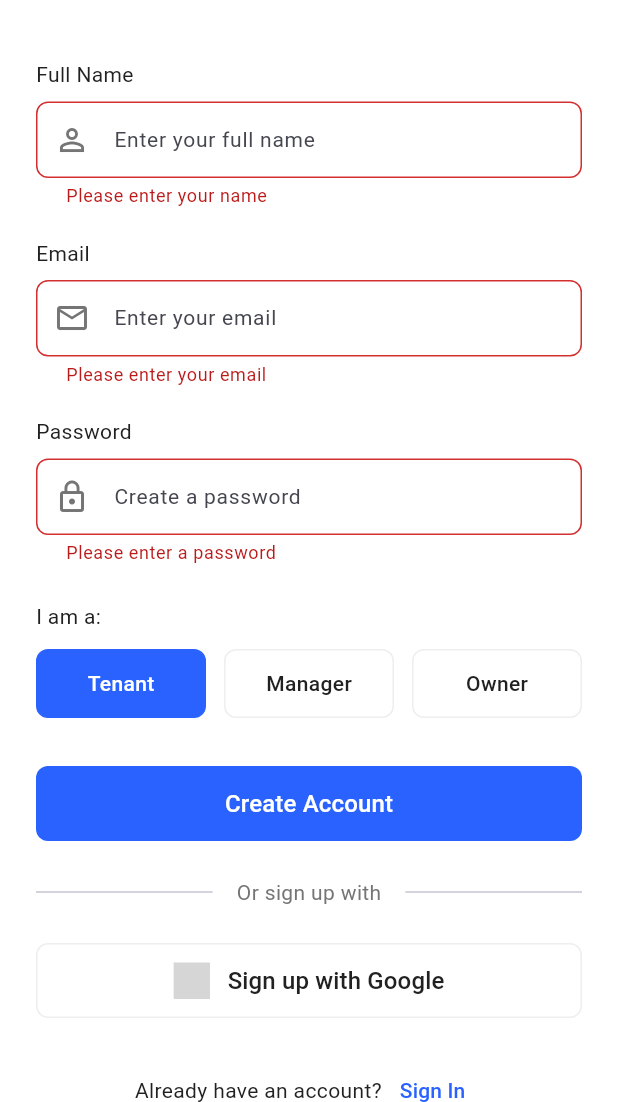
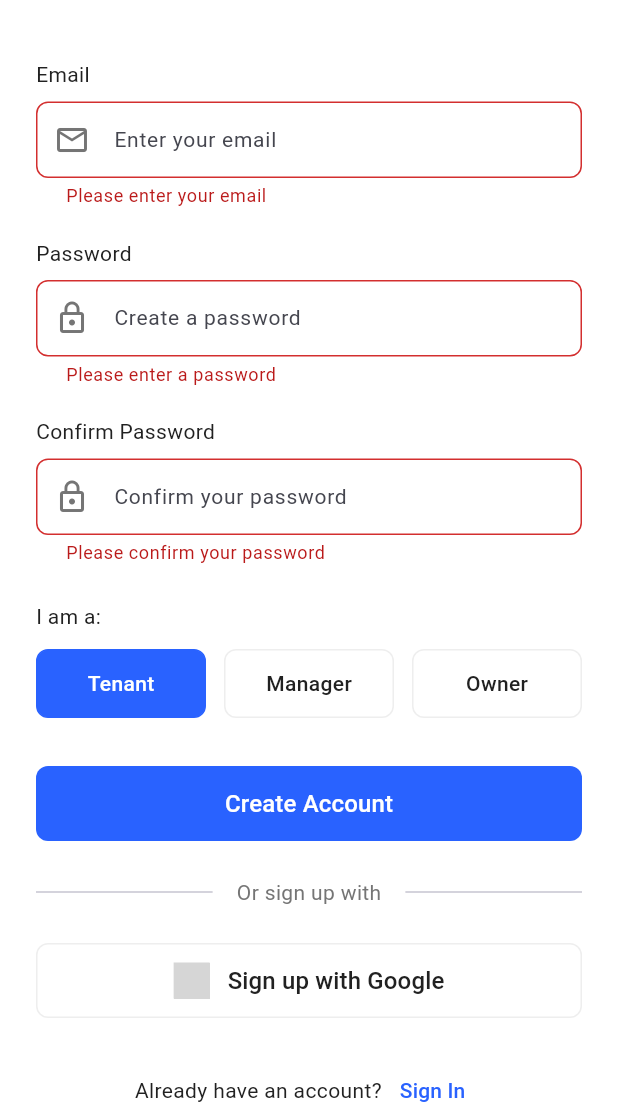
Before and after one commit to Firaolgosa/propertiesAppilication, a Flutter app: the SignupScreen screen opened by its route, scrolled down 37 dp, after a tap on "Create Account", on a phone screen of 412 x 824 dp, the part 134-1236 px from its top. Run offline on Flutter 3.47's test engine with Material 3 defaults, Android fonts, the phone set to English and light mode, and no system bars; our stand-ins replace cloud_firestore, firebase_auth, firebase_core, flutter_svg, google_sign_in; accounts and stored records are empty; grey boxes are pictures that could not be loaded.

Commit message:
Refactor SignupScreen to implement role-based navigation and enhance user experience by adding a confirm password field. Update signup and Google sign-in methods to handle user type and provide feedback for password mismatches.

```diff
--- a/lib/features/auth/presentation/view/signup_screen.dart
+++ b/lib/features/auth/presentation/view/signup_screen.dart
@@ -5,6 +5,9 @@ import 'package:properties/core/utils/styles.dart';
 import 'package:properties/features/auth/data/services/auth_service.dart';
 import 'package:properties/features/auth/presentation/widgets/custom_button.dart';
 import 'package:properties/features/auth/presentation/widgets/custom_text_field.dart';
+import 'package:properties/features/home/presentation/view/tenant_home.dart';
+import 'package:properties/features/home/presentation/view/owner_home.dart';
+import 'package:properties/features/home/presentation/view/manager_tenant.dart';
 
 class SignupScreen extends StatefulWidget {
   const SignupScreen({Key? key}) : super(key: key);
@@ -15,9 +18,9 @@ class SignupScreen extends StatefulWidget {
 
 class _SignupScreenState extends State<SignupScreen> {
   final _formKey = GlobalKey<FormState>();
-  final _nameController = TextEditingController();
   final _emailController = TextEditingController();
   final _passwordController = TextEditingController();
+  final _confirmPasswordController = TextEditingController();
   final _authService = AuthService();
   String _selectedUserType = 'Tenant';
   bool _isLoading = false;
@@ -25,37 +28,64 @@ class _SignupScreenState extends State<SignupScreen> {
 
   @override
   void dispose() {
-    _nameController.dispose();
     _emailController.dispose();
     _passwordController.dispose();
+    _confirmPasswordController.dispose();
     super.dispose();
+  }
+
+  void _navigateBasedOnRole(String? userType) {
+    if (!mounted) return;
+
+    Widget homeScreen;
+    switch (userType) {
+      case 'Tenant':
+        homeScreen = const TenantHomeScreen();
+        break;
+      case 'Owner':
+        homeScreen = const OwnerHomeScreen();
+        break;
+      case 'Manager':
+        homeScreen = const ManagerTenantScreen();
+        break;
+      default:
+        // Handle unknown user type
+        ScaffoldMessenger.of(context).showSnackBar(
+          const SnackBar(content: Text('Invalid user type')),
+        );
+        return;
+    }
+
+    Navigator.pushReplacement(
+      context,
+      MaterialPageRoute(builder: (context) => homeScreen),
+    );
   }
 
   Future<void> _handleSignup() async {
     if (_formKey.currentState!.validate()) {
+      if (_passwordController.text != _confirmPasswordController.text) {
+        setState(() {
+          _errorMessage = 'Passwords do not match';
+        });
+        return;
+      }
+
       setState(() {
         _isLoading = true;
         _errorMessage = null;
       });
 
       try {
-        await _authService.signUpWithEmailAndPassword(
+        final result = await _authService.signUpWithEmailAndPassword(
           email: _emailController.text.trim(),
           password: _passwordController.text.trim(),
-          name: _nameController.text.trim(),
           userType: _selectedUserType,
+          name: '', // Default empty name since we removed the name field
         );
 
         if (mounted) {
-          // TODO: Replace with your home screen route
-          // Navigator.pushReplacement(
-          //   context,
-          //   MaterialPageRoute(builder: (context) => const HomeScreen()),
-          // );
-          ScaffoldMessenger.of(context).showSnackBar(
-            const SnackBar(content: Text('Account created successfully!')),
-          );
-          Navigator.pop(context); // Go back to login screen
+          _navigateBasedOnRole(_selectedUserType);
         }
       } catch (e) {
         setState(() {
@@ -71,24 +101,19 @@ class _SignupScreenState extends State<SignupScreen> {
     }
   }
 
-  Future<void> _handleGoogleSignUp() async {
+  Future<void> _handleGoogleSignIn() async {
     setState(() {
       _isLoading = true;
       _errorMessage = null;
     });
 
     try {
-      await _authService.signInWithGoogle();
+      final result = await _authService.signInWithGoogle(
+        userType: _selectedUserType,
+      );
 
       if (mounted) {
-        // TODO: Replace with your home screen route
-        // Navigator.pushReplacement(
-        //   context,
-        //   MaterialPageRoute(builder: (context) => const HomeScreen()),
-        // );
-        ScaffoldMessenger.of(context).showSnackBar(
-          const SnackBar(content: Text('Google sign up successful!')),
-        );
+        _navigateBasedOnRole(result['userType']);
       }
     } catch (e) {
       setState(() {
@@ -101,10 +126,6 @@ class _SignupScreenState extends State<SignupScreen> {
         });
       }
     }
-  }
-
-  void _navigateToLogin() {
-    Navigator.pop(context);
   }
 
   @override
@@ -146,25 +167,6 @@ class _SignupScreenState extends State<SignupScreen> {
                       style: TextStyle(color: Colors.red.shade700),
                     ),
                   ),
-
-                // Full Name field
-                const Text(
-                  'Full Name',
-                  style: AppStyles.bodyMedium,
-                ),
-                const SizedBox(height: 8),
-                CustomTextField(
-                  hintText: 'Enter your full name',
-                  prefixIcon: Icons.person_outline,
-                  controller: _nameController,
-                  validator: (value) {
-                    if (value == null || value.isEmpty) {
-                      return 'Please enter your name';
-                    }
-                    return null;
-                  },
-                ),
-                const SizedBox(height: 20),
 
                 // Email field
                 const Text(
@@ -208,6 +210,29 @@ class _SignupScreenState extends State<SignupScreen> {
                     }
                     if (value.length < 8) {
                       return 'Password must be at least 8 characters long';
+                    }
+                    return null;
+                  },
+                ),
+                const SizedBox(height: 20),
+
+                // Confirm Password field
+                const Text(
+                  'Confirm Password',
+                  style: AppStyles.bodyMedium,
+                ),
+                const SizedBox(height: 8),
+                CustomTextField(
+                  hintText: 'Confirm your password',
+                  prefixIcon: Icons.lock_outline,
+                  obscureText: true,
+                  controller: _confirmPasswordController,
+                  validator: (value) {
+                    if (value == null || value.isEmpty) {
+                      return 'Please confirm your password';
+                    }
+                    if (value != _passwordController.text) {
+                      return 'Passwords do not match';
                     }
                     return null;
                   },
@@ -258,7 +283,7 @@ class _SignupScreenState extends State<SignupScreen> {
                 // Google sign up
                 SocialButton(
                   text: 'Sign up with Google',
-                  onPressed: _handleGoogleSignUp,
+                  onPressed: _handleGoogleSignIn,
                   icon: SvgPicture.asset(
                     'assets/images/google_logo.svg',
                     height: 24,
@@ -276,7 +301,9 @@ class _SignupScreenState extends State<SignupScreen> {
                       style: AppStyles.bodyMedium,
                     ),
                     TextButton(
-                      onPressed: _navigateToLogin,
+                      onPressed: () {
+                        Navigator.pop(context);
+                      },
                       child: const Text(
                         'Sign In',
                         style: AppStyles.linkStyle,
```
Also changed, not shown: 1 other file.
